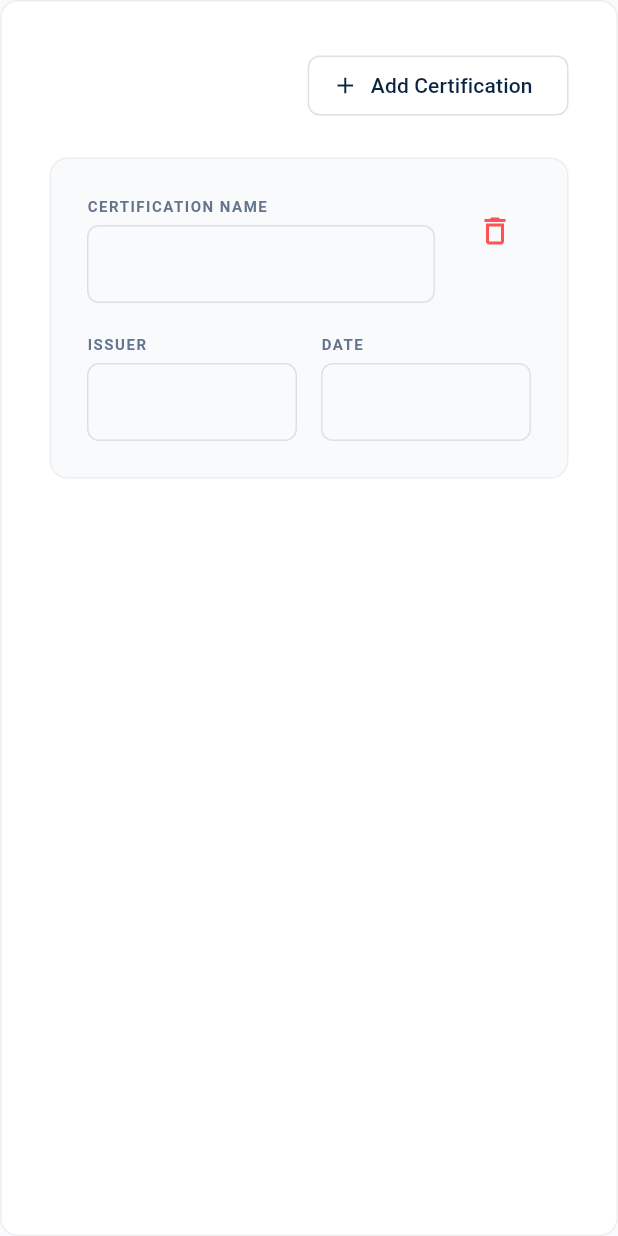
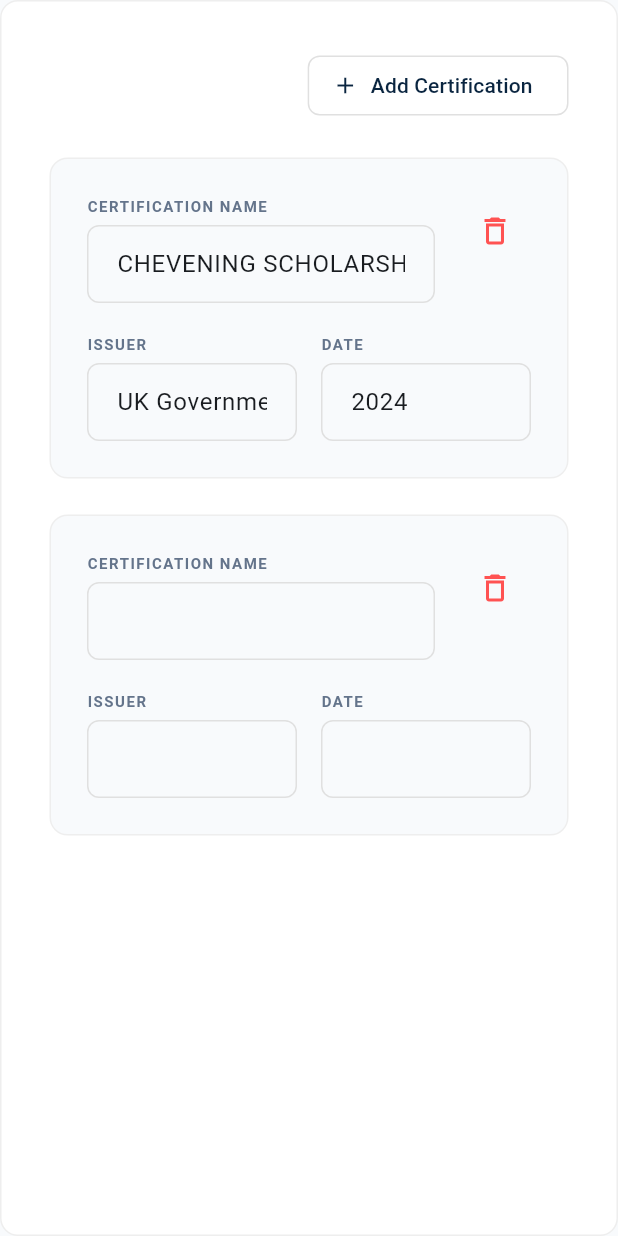
Before and after one commit to Robiin28/CV-generator, a Flutter app: the CertificationsForm widget shown alone on an empty page, opened directly, after a tap on "Add Certification", on a phone screen of 412 x 824 dp. Run offline on Flutter 3.47's test engine with Material 3 defaults, Android fonts, the phone set to English and light mode, and no system bars; our stand-ins replace pdf, printing.

Commit message:
genrating pdf function fixed

```diff
--- a/lib/core/services/resume_service.dart
+++ b/lib/core/services/resume_service.dart
@@ -246,6 +246,14 @@
           description: 'Assisted in community outreach and first aid training programs for local schools.',
         ),
       ],
+      certifications: [
+        Certification(
+          id: 'cert-1',
+          name: 'CHEVENING SCHOLARSHIP',
+          issuer: 'UK Government',
+          date: '2024',
+        ),
+      ],
       customSections: [],
       lastUpdated: DateTime.now(),
     );
--- a/lib/features/cv_builder/widgets/certifications_form.dart
+++ b/lib/features/cv_builder/widgets/certifications_form.dart
@@ -102,9 +102,12 @@
                       children: [
                         Expanded(
                           child: _buildInputField('Certification Name', cert.name, (val) {
-                            final currentCerts = List<Certification>.from(resumeService.currentResume?.certifications ?? []);
-                            currentCerts[index] = cert.copyWith(name: val);
-                            resumeService.updateCertifications(currentCerts);
+                            final currentResume = context.read<ResumeService>().currentResume;
+                            if (currentResume != null) {
+                              final newList = List<Certification>.from(currentResume.certifications ?? []);
+                              newList[index] = newList[index].copyWith(name: val);
+                              context.read<ResumeService>().updateCertifications(newList);
+                            }
                           }),
                         ),
                         const SizedBox(width: 16),
@@ -123,17 +126,23 @@
                       children: [
                         Expanded(
                           child: _buildInputField('Issuer', cert.issuer, (val) {
-                            final currentCerts = List<Certification>.from(resumeService.currentResume?.certifications ?? []);
-                            currentCerts[index] = cert.copyWith(issuer: val);
-                            resumeService.updateCertifications(currentCerts);
+                            final currentResume = context.read<ResumeService>().currentResume;
+                            if (currentResume != null) {
+                              final newList = List<Certification>.from(currentResume.certifications ?? []);
+                              newList[index] = newList[index].copyWith(issuer: val);
+                              context.read<ResumeService>().updateCertifications(newList);
+                            }
                           }),
                         ),
                         const SizedBox(width: 16),
                         Expanded(
                           child: _buildInputField('Date', cert.date, (val) {
-                            final currentCerts = List<Certification>.from(resumeService.currentResume?.certifications ?? []);
-                            currentCerts[index] = cert.copyWith(date: val);
-                            resumeService.updateCertifications(currentCerts);
+                            final currentResume = context.read<ResumeService>().currentResume;
+                            if (currentResume != null) {
+                              final newList = List<Certification>.from(currentResume.certifications ?? []);
+                              newList[index] = newList[index].copyWith(date: val);
+                              context.read<ResumeService>().updateCertifications(newList);
+                            }
                           }),
                         ),
                       ],
--- a/lib/features/cv_builder/widgets/cv_form_sidebar.dart
+++ b/lib/features/cv_builder/widgets/cv_form_sidebar.dart
@@ -71,7 +71,7 @@
                       children: [
                         Icon(
                           _steps[index]['icon'],
-                          color: isSelected ? const Color(0xFF0A2540) : const Color(0xFF64748B),
+                          color: isSelected ? const Color(0xFF0A2540) : const Color(0xFF475569),
                           size: 22,
                         ),
                         const SizedBox(height: 6),
--- a/lib/features/cv_builder/widgets/cv_preview_document.dart
+++ b/lib/features/cv_builder/widgets/cv_preview_document.dart
@@ -11,82 +11,96 @@
     final resume = context.watch<ResumeService>().currentResume;
     if (resume == null) return const Center(child: Text('No Resume Found'));
 
+    // Website Brand Colors
+    const Color primaryNavy = Color(0xFF0A2540);
+    const Color linkColor = Color(0xFF2563EB);
+    const Color darkText = Color(0xFF1A1A1A);
+
     return Container(
-      width: 793.7, // A4 width at 96 DPI
-      padding: const EdgeInsets.all(32),
+      width: 793.7, // A4 width
+      padding: const EdgeInsets.symmetric(horizontal: 48, vertical: 40),
       decoration: BoxDecoration(
         color: Colors.white,
         boxShadow: [
           BoxShadow(
             color: Colors.black.withOpacity(0.1),
-            blurRadius: 20,
-            spreadRadius: 5,
+            blurRadius: 30,
+            spreadRadius: 10,
           ),
         ],
       ),
       child: Column(
         crossAxisAlignment: CrossAxisAlignment.start,
         children: [
-          // Header
+          // HEADER
           Center(
             child: Column(
               children: [
                 Text(
                   resume.personalInfo.fullName.toUpperCase(),
                   style: const TextStyle(
-                    fontSize: 36,
-                    fontWeight: FontWeight.w900,
-                    letterSpacing: -1.5,
+                    fontSize: 32,
+                    fontWeight: FontWeight.w800,
+                    letterSpacing: -0.5,
                     color: Colors.black,
                     fontFamily: 'Segoe UI',
+                    height: 1.0,
                   ),
                 ),
                 if (resume.personalInfo.jobTitle != null) ...[
-                  const SizedBox(height: 4),
+                  const SizedBox(height: 8),
                   Text(
                     resume.personalInfo.jobTitle!.toUpperCase(),
                     textAlign: TextAlign.center,
                     style: const TextStyle(
-                      fontSize: 15,
-                      fontWeight: FontWeight.w800,
-                      color: Colors.black,
+                      fontSize: 16,
+                      fontWeight: FontWeight.w700,
+                      color: primaryNavy,
                       fontFamily: 'Segoe UI',
+                      height: 1.1,
+                      letterSpacing: 0.5,
                     ),
                   ),
                 ],
-                const SizedBox(height: 8),
-                Text(
-                  '${resume.personalInfo.phone}  |  ${resume.personalInfo.email}  |  ${resume.personalInfo.location}  |  ${resume.personalInfo.linkedin ?? ""}',
-                  style: const TextStyle(fontSize: 13, color: Colors.black, fontFamily: 'Segoe UI'),
+                const SizedBox(height: 16),
+                // Contact Info
+                Wrap(
+                  alignment: WrapAlignment.center,
+                  spacing: 12,
+                  runSpacing: 4,
+                  children: [
+                    _contactItem('Phone:', resume.personalInfo.phone),
+                    _sep(),
+                    _contactItem('Email:', resume.personalInfo.email),
+                    _sep(),
+                    _contactItem('Location:', resume.personalInfo.location),
+                    if (resume.personalInfo.linkedin != null && resume.personalInfo.linkedin!.isNotEmpty) ...[
+                      _sep(),
+                      _contactItem('LinkedIn:', resume.personalInfo.linkedin!, isLink: true),
+                    ],
+                  ],
                 ),
-                if (resume.personalInfo.website != null && resume.personalInfo.website!.isNotEmpty) ...[
-                  const SizedBox(height: 2),
-                  Text(
-                    resume.personalInfo.website!,
-                    style: const TextStyle(fontSize: 13, color: Colors.black, fontStyle: FontStyle.italic, fontFamily: 'Segoe UI'),
-                  ),
-                ],
               ],
             ),
           ),
 
-          const SizedBox(height: 16),
-          const Divider(thickness: 2.5, color: Colors.black),
-          const SizedBox(height: 16),
+          const SizedBox(height: 12),
+          const Divider(thickness: 2, color: primaryNavy),
+          const SizedBox(height: 12),
 
-          // Summary Section
+          // SUMMARY
           if (resume.summary.isNotEmpty) ...[
             Text(
               resume.summary,
               textAlign: TextAlign.justify,
-              style: const TextStyle(height: 1.4, color: Colors.black, fontSize: 13, fontFamily: 'Segoe UI'),
+              style: const TextStyle(height: 1.4, color: darkText, fontSize: 14, fontFamily: 'Segoe UI'),
             ),
             const SizedBox(height: 24),
           ],
 
-          // Experience Section
+          // EXPERIENCE
           if (resume.experience.isNotEmpty) ...[
-            const _SectionHeader('PROFESSIONAL EXPERIENCE'),
+            _SectionHeader('PROFESSIONAL EXPERIENCE', color: primaryNavy),
             const SizedBox(height: 12),
             ...resume.experience.map((exp) => Padding(
               padding: const EdgeInsets.only(bottom: 20),
@@ -95,12 +109,12 @@
                 children: [
                   Text(
                     exp.jobTitle.toUpperCase(),
-                    style: const TextStyle(fontWeight: FontWeight.w900, color: Color(0xFF1A1A1A), fontSize: 15, fontFamily: 'Segoe UI'),
+                    style: const TextStyle(fontWeight: FontWeight.w800, color: darkText, fontSize: 15, fontFamily: 'Segoe UI'),
                   ),
                   const SizedBox(height: 2),
                   Text(
-                    '${exp.company} | ${exp.location} | ${exp.startDate} – ${exp.current ? "Present" : exp.endDate}',
-                    style: const TextStyle(fontWeight: FontWeight.w800, fontStyle: FontStyle.italic, color: Colors.black, fontSize: 14, fontFamily: 'Segoe UI'),
+                    '${exp.company} | ${exp.startDate} – ${exp.current ? "Present" : exp.endDate}',
+                    style: const TextStyle(fontWeight: FontWeight.w700, fontStyle: FontStyle.italic, color: darkText, fontSize: 14, fontFamily: 'Segoe UI'),
                   ),
                   if (exp.description.isNotEmpty) ...[
                     const SizedBox(height: 8),
@@ -108,16 +122,24 @@
                       final text = bullet.trim();
                       if (text.isEmpty) return const SizedBox.shrink();
                       return Padding(
-                        padding: const EdgeInsets.only(bottom: 4, left: 4),
+                        padding: const EdgeInsets.only(bottom: 6, left: 4),
                         child: Row(
                           crossAxisAlignment: CrossAxisAlignment.start,
                           children: [
-                            const Text('• ', style: TextStyle(fontSize: 14, color: Colors.black, fontWeight: FontWeight.bold)),
+                            Container(
+                              margin: const EdgeInsets.only(top: 8, right: 10),
+                              width: 3,
+                              height: 3,
+                              decoration: const BoxDecoration(
+                                color: primaryNavy,
+                                shape: BoxShape.rectangle,
+                              ),
+                            ),
                             Expanded(
                               child: Text(
                                 text.replaceFirst('•', '').trim(),
                                 textAlign: TextAlign.justify,
-                                style: const TextStyle(height: 1.4, color: Colors.black, fontSize: 13, fontFamily: 'Segoe UI'),
+                                style: const TextStyle(height: 1.4, color: darkText, fontSize: 14, fontFamily: 'Segoe UI'),
                               ),
                             ),
                           ],
@@ -130,9 +152,9 @@
             )),
           ],
 
-          // Education Section
+          // EDUCATION
           if (resume.education.isNotEmpty) ...[
-            const _SectionHeader('EDUCATION'),
+            _SectionHeader('EDUCATION', color: primaryNavy),
             const SizedBox(height: 12),
             ...resume.education.map((edu) => Padding(
               padding: const EdgeInsets.only(bottom: 12),
@@ -140,33 +162,37 @@
                 crossAxisAlignment: CrossAxisAlignment.start,
                 children: [
                   Text(
-                    '${edu.degree} ${edu.fieldOfStudy}'.toUpperCase(),
-                    style: const TextStyle(fontWeight: FontWeight.w900, color: Colors.black, fontSize: 15, fontFamily: 'Segoe UI'),
+                    '${edu.degree}${edu.fieldOfStudy.isNotEmpty ? " " + edu.fieldOfStudy : ""}'.toUpperCase(),
+                    style: const TextStyle(fontWeight: FontWeight.w800, color: darkText, fontSize: 15, fontFamily: 'Segoe UI'),
                   ),
-                  const SizedBox(height: 1),
+                  const SizedBox(height: 2),
                   Text(
                     '${edu.school} | ${edu.startDate} – ${edu.endDate}',
-                    style: const TextStyle(fontWeight: FontWeight.w500, color: Colors.black, fontSize: 14, fontFamily: 'Segoe UI'),
+                    style: const TextStyle(fontWeight: FontWeight.w500, color: darkText, fontSize: 14, fontFamily: 'Segoe UI'),
                   ),
                 ],
               ),
             )),
           ],
 
-          // Skills Section
+          // SKILLS & LANGUAGES
           if (resume.skills.isNotEmpty) ...[
-            const _SectionHeader('SKILLS AND LANGUAGES'),
+            _SectionHeader('SKILLS AND LANGUAGES', color: primaryNavy),
             const SizedBox(height: 12),
             ...resume.skills.map((category) => Padding(
-              padding: const EdgeInsets.only(bottom: 6),
+              padding: const EdgeInsets.only(bottom: 8),
               child: RichText(
                 textAlign: TextAlign.justify,
                 text: TextSpan(
-                  style: const TextStyle(height: 1.5, color: Colors.black, fontSize: 13, fontFamily: 'Segoe UI'),
+                  style: const TextStyle(height: 1.5, color: darkText, fontSize: 14, fontFamily: 'Segoe UI'),
                   children: [
+                    const TextSpan(
+                      text: '• ',
+                      style: TextStyle(fontWeight: FontWeight.w900, color: primaryNavy),
+                    ),
                     TextSpan(
                       text: '${category.category.toUpperCase()}: ',
-                      style: const TextStyle(fontWeight: FontWeight.w900),
+                      style: const TextStyle(fontWeight: FontWeight.w800),
                     ),
                     TextSpan(text: category.skills.join(', ')),
                   ],
@@ -175,50 +201,95 @@
             )),
           ],
 
-          // Projects Section
+          // PROJECTS
           if (resume.projects != null && resume.projects!.isNotEmpty) ...[
-            const _SectionHeader('PROJECTS & PUBLICATIONS'),
+            _SectionHeader('PROJECTS & PUBLICATIONS', color: primaryNavy),
             const SizedBox(height: 12),
             ...resume.projects!.map((proj) => Padding(
               padding: const EdgeInsets.only(bottom: 12),
+              child: RichText(
+                textAlign: TextAlign.justify,
+                text: TextSpan(
+                  style: const TextStyle(height: 1.5, color: darkText, fontSize: 14, fontFamily: 'Segoe UI'),
+                  children: [
+                    TextSpan(
+                      text: '${proj.name}: ',
+                      style: const TextStyle(fontWeight: FontWeight.w800),
+                    ),
+                    TextSpan(text: proj.description),
+                    const TextSpan(
+                      text: ' View profile',
+                      style: TextStyle(color: linkColor, decoration: TextDecoration.underline, fontSize: 13),
+                    ),
+                  ],
+                ),
+              ),
+            )),
+          ],
+
+          // CERTIFICATIONS
+          if (resume.certifications != null && resume.certifications!.isNotEmpty) ...[
+            _SectionHeader('CERTIFICATIONS', color: primaryNavy),
+            const SizedBox(height: 12),
+            ...resume.certifications!.map((cert) => Padding(
+              padding: const EdgeInsets.only(bottom: 8),
               child: Column(
                 crossAxisAlignment: CrossAxisAlignment.start,
                 children: [
-                  RichText(
-                    textAlign: TextAlign.justify,
-                    text: TextSpan(
-                      style: const TextStyle(height: 1.5, color: Colors.black, fontSize: 13, fontFamily: 'Segoe UI'),
-                      children: [
-                        TextSpan(
-                          text: '${proj.name.toUpperCase()}: ',
-                          style: const TextStyle(fontWeight: FontWeight.w900),
-                        ),
-                        TextSpan(text: proj.description),
-                      ],
-                    ),
+                  Text(
+                    cert.name.toUpperCase(),
+                    style: const TextStyle(fontWeight: FontWeight.w800, color: darkText, fontSize: 14, fontFamily: 'Segoe UI'),
                   ),
-                  const SizedBox(height: 2),
                   Text(
-                    '${proj.technologies} | View profile',
-                    style: const TextStyle(fontSize: 12, fontStyle: FontStyle.italic, color: Colors.black54, fontFamily: 'Segoe UI'),
+                    '${cert.issuer} | ${cert.date}',
+                    style: const TextStyle(color: darkText, fontSize: 13, fontFamily: 'Segoe UI'),
                   ),
                 ],
               ),
             )),
           ],
 
-          // Languages Section
+          // VOLUNTEERING
+          if (resume.volunteering != null && resume.volunteering!.isNotEmpty) ...[
+            _SectionHeader('VOLUNTEERING & ACTIVITIES', color: primaryNavy),
+            const SizedBox(height: 12),
+            ...resume.volunteering!.map((vol) => Padding(
+              padding: const EdgeInsets.only(bottom: 12),
+              child: Column(
+                crossAxisAlignment: CrossAxisAlignment.start,
+                children: [
+                  Text(
+                    vol.role.toUpperCase(),
+                    style: const TextStyle(fontWeight: FontWeight.w800, color: darkText, fontSize: 14, fontFamily: 'Segoe UI'),
+                  ),
+                  Text(
+                    '${vol.organization} | ${vol.startDate} – ${vol.current ? "Present" : vol.endDate}',
+                    style: const TextStyle(fontWeight: FontWeight.w700, fontStyle: FontStyle.italic, color: darkText, fontSize: 13, fontFamily: 'Segoe UI'),
+                  ),
+                  if (vol.description.isNotEmpty) ...[
+                    const SizedBox(height: 4),
+                    Text(
+                      vol.description,
+                      style: const TextStyle(fontSize: 13, color: darkText, fontFamily: 'Segoe UI'),
+                    ),
+                  ],
+                ],
+              ),
+            )),
+          ],
+
+          // LANGUAGES
           if (resume.languages != null && resume.languages!.isNotEmpty) ...[
-            const _SectionHeader('LANGUAGES'),
+            _SectionHeader('LANGUAGES', color: primaryNavy),
             const SizedBox(height: 12),
             Wrap(
               spacing: 16,
               runSpacing: 8,
               children: resume.languages!.map((lang) => RichText(
                 text: TextSpan(
-                  style: const TextStyle(color: Colors.black, fontSize: 13, fontFamily: 'Segoe UI'),
+                  style: const TextStyle(color: darkText, fontSize: 14, fontFamily: 'Segoe UI'),
                   children: [
-                    TextSpan(text: lang.name, style: const TextStyle(fontWeight: FontWeight.w900)),
+                    TextSpan(text: lang.name, style: const TextStyle(fontWeight: FontWeight.w800)),
                     TextSpan(text: ' (${lang.level})'),
                   ],
                 ),
@@ -229,11 +300,39 @@
       ),
     );
   }
+
+  Widget _contactItem(String label, String value, {bool isLink = false}) {
+    if (value.isEmpty) return const SizedBox.shrink();
+    return RichText(
+      text: TextSpan(
+        style: const TextStyle(fontSize: 13, color: Colors.black, fontFamily: 'Segoe UI'),
+        children: [
+          TextSpan(text: '$label ', style: const TextStyle(fontWeight: FontWeight.w700)),
+          TextSpan(
+            text: value.replaceFirst('https://', '').replaceFirst('www.', ''),
+            style: TextStyle(
+              color: isLink ? const Color(0xFF2563EB) : Colors.black,
+              decoration: isLink ? TextDecoration.underline : TextDecoration.none,
+              fontWeight: isLink ? FontWeight.w500 : FontWeight.w400,
+            ),
+          ),
+        ],
+      ),
+    );
+  }
+
+  Widget _sep() {
+    return const Padding(
+      padding: EdgeInsets.symmetric(horizontal: 4),
+      child: Text('|', style: TextStyle(fontSize: 13, color: Colors.grey)),
+    );
+  }
 }
 
 class _SectionHeader extends StatelessWidget {
   final String title;
-  const _SectionHeader(this.title);
+  final Color color;
+  const _SectionHeader(this.title, {required this.color});
 
   @override
   Widget build(BuildContext context) {
@@ -242,21 +341,21 @@
       child: Row(
         crossAxisAlignment: CrossAxisAlignment.center,
         children: [
-          const Expanded(child: Divider(thickness: 2.5, color: Colors.black)),
+          Expanded(child: Divider(thickness: 2, color: color.withOpacity(0.8))),
           Padding(
             padding: const EdgeInsets.symmetric(horizontal: 16),
             child: Text(
               title,
-              style: const TextStyle(
-                fontSize: 16,
-                fontWeight: FontWeight.w900,
-                color: Colors.black,
-                letterSpacing: 2.0,
+              style: TextStyle(
+                fontSize: 15,
+                fontWeight: FontWeight.w800,
+                color: color,
+                letterSpacing: 1.2,
                 fontFamily: 'Segoe UI',
               ),
             ),
           ),
-          const Expanded(child: Divider(thickness: 2.5, color: Colors.black)),
+          Expanded(child: Divider(thickness: 2, color: color.withOpacity(0.8))),
         ],
       ),
     );
```
Also changed, not shown: lib/core/services/pdf_service.dart (+135 -54 lines), lib/features/cv_builder/cv_builder_screen.dart (+21 -0 lines).
